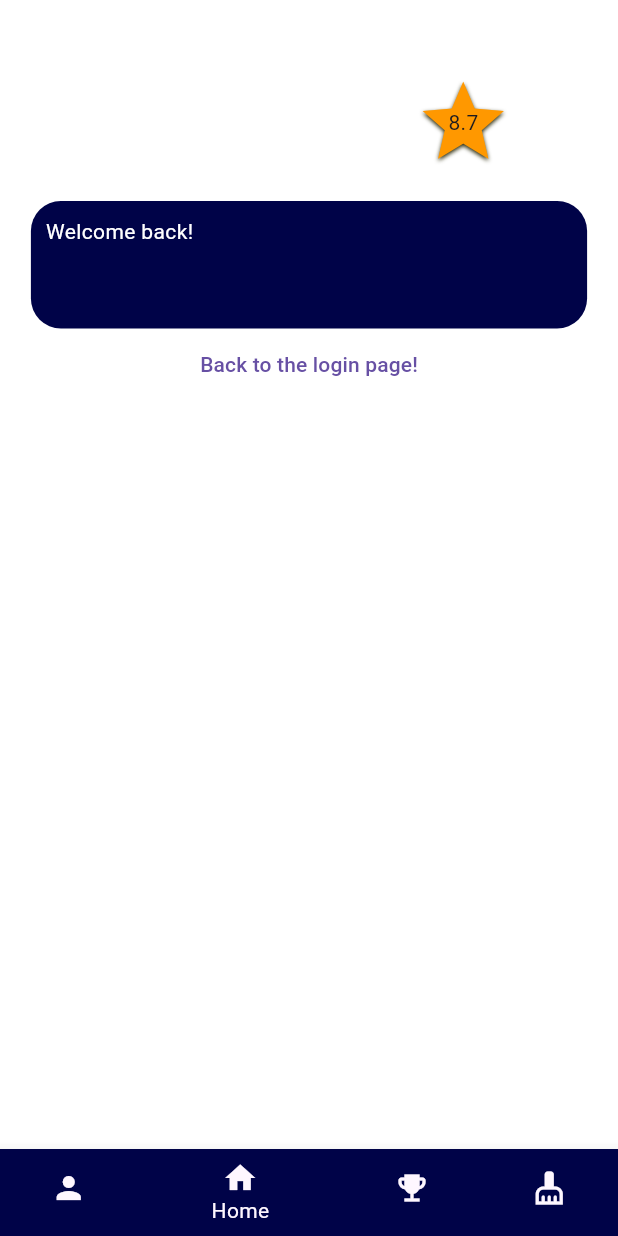
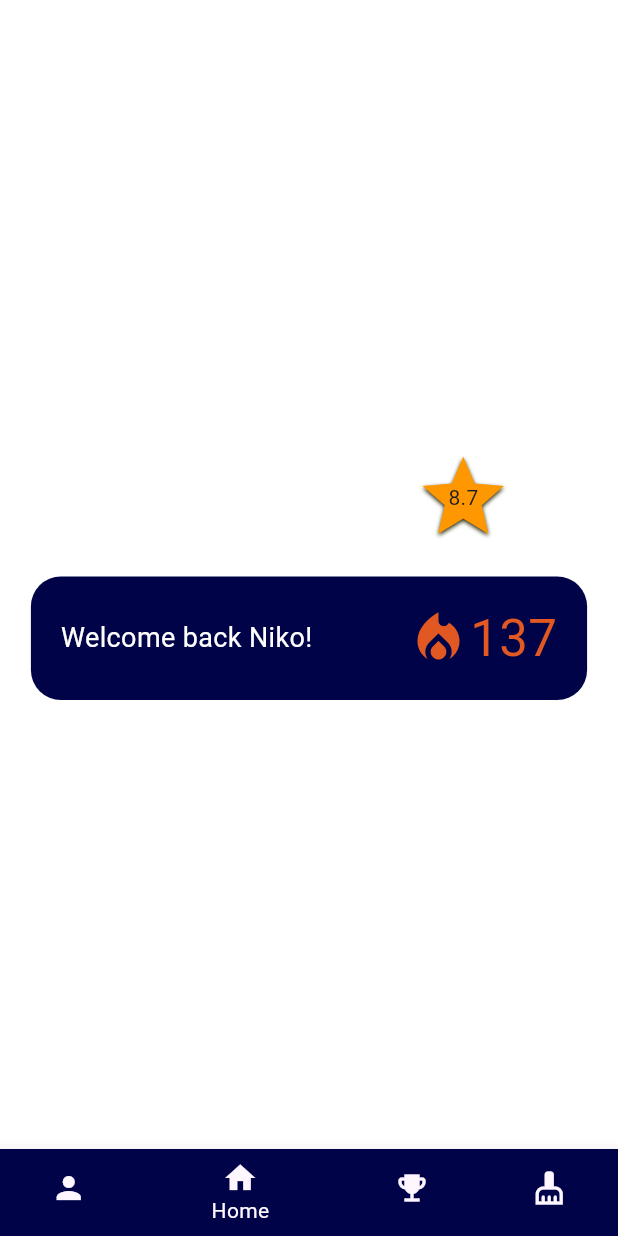
Before and after one commit to NikoItanen/FreshSwipe, a Flutter app: the screen it shows after launch, after a tap on "Log In", on a phone screen of 412 x 824 dp. Run offline on Flutter 3.47's test engine with Material 3 defaults, Android fonts, the phone set to English and light mode, and no system bars.

```diff
--- a/lib/login_page.dart
+++ b/lib/login_page.dart
@@ -15,16 +15,17 @@ class _LoginState extends State<LoginPage> {
 
   @override
   Widget build(BuildContext context) {
-    return MaterialApp(
-      // Title for the application
-      title: 'FreshSwipe',
-      home: Scaffold(
+    return Scaffold(
         backgroundColor: const Color.fromARGB(255, 255, 255, 255),
         body: SingleChildScrollView(
           child: Center(
             heightFactor: 1.5,
-          child: Column(mainAxisAlignment: MainAxisAlignment.center, children: [
-            const Image(image: AssetImage('assets/freshswipe-1.png'), width: 300, height: 300),
+            child:
+                Column(mainAxisAlignment: MainAxisAlignment.center, children: [
+              const Image(
+                  image: AssetImage('assets/freshswipe-1.png'),
+                  width: 300,
+                  height: 300),
               // Title text to the login page.
               const Text('FreshSwipe',
                   style: TextStyle(
@@ -52,7 +53,10 @@ class _LoginState extends State<LoginPage> {
                       decoration: InputDecoration(
                           hintText: 'Password',
                           suffixIcon: IconButton(
-                          icon: const Icon(Icons.remove_red_eye, color: Color.fromRGBO(0, 3, 72, 1),),
+                            icon: const Icon(
+                              Icons.remove_red_eye,
+                              color: Color.fromRGBO(0, 3, 72, 1),
+                            ),
                             onPressed: () {
                               setState(() {
                                 _obscureText = !_obscureText;
@@ -71,7 +75,8 @@ class _LoginState extends State<LoginPage> {
                 onPressed: () {
                   // TODO: Make the login logic here
                   String username = _usernameController.text;
-                User user = User(username: username, joiningDate: DateTime.now());
+                  User user =
+                      User(username: username, joiningDate: DateTime.now());
                   if (kDebugMode) {
                     print('User: ${user.getUsername} logged in successfully!');
                   }
@@ -82,7 +87,10 @@ class _LoginState extends State<LoginPage> {
               TextButton(
                 style: TextButton.styleFrom(
                     foregroundColor: const Color.fromARGB(255, 153, 163, 255)),
-              child: const Text('Create a new account!', style: TextStyle(fontSize: 12),),
+                child: const Text(
+                  'Create a new account!',
+                  style: TextStyle(fontSize: 12),
+                ),
                 onPressed: () {
                   // TODO: Make the login logic here
                   if (kDebugMode) {
@@ -92,8 +100,6 @@ class _LoginState extends State<LoginPage> {
               ),
             ]),
           ),
-        )
-      ),
-    );
+        ));
   }
 }
--- a/lib/main.dart
+++ b/lib/main.dart
@@ -15,9 +15,13 @@ class FreshSwipe extends StatelessWidget {
   @override
   Widget build(BuildContext context) {
     return MaterialApp(
+        // Title for the application
+        title: "FreshSwipe",
         debugShowCheckedModeBanner: false,
         theme: ThemeData(primaryColor: Colors.blue),
+        //Define the starting page.
         home: const LoginPage(),
+        //Specify all routes to the created pages.
         routes: {
           '/menupage': (context) => const MenuPage(),
           '/loginpage': (context) => const LoginPage(),
--- a/lib/menu_page.dart
+++ b/lib/menu_page.dart
@@ -33,56 +33,72 @@ class _MenuPage extends State<MenuPage> {
     }
   }
 
-
   @override
   Widget build(BuildContext context) {
-    return MaterialApp(
-        title: "FreshSwipe",
-        home: Scaffold(
+    return Scaffold(
       backgroundColor: const Color.fromARGB(255, 255, 255, 255),
       body: Center(
-            //Content over here:
+        //Add page's content here:
         child: SingleChildScrollView(
           child: FractionallySizedBox(
+              alignment: Alignment.topCenter,
               widthFactor: 0.9,
-                child: Padding(
-                  padding: const EdgeInsets.only(bottom: 450),
+              child: Align(
+                alignment: Alignment.topCenter,
                 child: Column(
                   mainAxisAlignment: MainAxisAlignment.start,
                   children: [
                     const TotalCleanlinessStar(),
                     const SizedBox(height: 20),
-                      Container(
+                    _buildWelcomeContainer(context)
+                  ],
+                ),
+              )),
+        ),
+      ),
+      //The navigation bar here:
+      bottomNavigationBar: CustomBottomNavigationBar(
+        onItemTapped: _onItemTapped,
+        selectedIndex: _selectedIndex,
+      ),
+    );
+  }
+}
+
+//Menu page's welcome container built here:
+//TODO: Link this to the user model to have streak and name display.
+Widget _buildWelcomeContainer(BuildContext context) {
+  double containerHeight = MediaQuery.of(context).size.height * 0.1;
+
+  return Container(
     width: double.infinity,
-                        height: 85,
+    height: containerHeight,
     decoration: BoxDecoration(
       color: const Color.fromRGBO(0, 3, 72, 1),
       borderRadius: BorderRadius.circular(20),
     ),
-                        child: const Padding(
-                          padding: EdgeInsets.all(10),
+    //The content inside the container here:
+    child: const Row(children: [
+      Align(
+        alignment: Alignment.centerLeft,
+        child: Padding(
+          padding: EdgeInsets.only(left: 20),
           child: Text(
-                            'Welcome back!',
-                            style: TextStyle(color: Colors.white),
+            'Welcome back Niko!',
+            style: TextStyle(color: Colors.white, fontSize: 18),
           ),
         ),
       ),
-                      TextButton(
-                        child: const Text('Back to the login page!'),
-                        onPressed: () {
-                          Navigator.pushNamed(context, '/loginpage');
-                        },
-                      ),
-                    ],
-                  ),
-                ),
-              ),
-            ),
-          ),
-          // Navigation bar implementation here:
-          bottomNavigationBar: CustomBottomNavigationBar(
-            onItemTapped: _onItemTapped,
-            selectedIndex: _selectedIndex,),
-        ));
+      Spacer(),
+      Icon(Icons.local_fire_department,
+          size: 42, color: Color.fromRGBO(226, 88, 34, 1)),
+      Padding(
+          padding: EdgeInsets.only(right: 20),
+          child: Text(
+            '137',
+            style:
+                TextStyle(color: Color.fromRGBO(226, 88, 34, 1), fontSize: 34),
+          ))
+    ]),
+  );
 }
-}
--- a/lib/widgets/global/cleanliness_star.dart
+++ b/lib/widgets/global/cleanliness_star.dart
@@ -1,4 +1,6 @@
 import 'package:flutter/material.dart';
+
+//This class takes responsibility for the functionality and appearance of the cleanliness star.
 
 class TotalCleanlinessStar extends StatelessWidget {
   final double cleanlinessRate = 8.7;
--- a/lib/widgets/global/navbar.dart
+++ b/lib/widgets/global/navbar.dart
@@ -1,4 +1,6 @@
 import 'package:flutter/material.dart';
+
+//This class takes responsibility for the functionality and appearance of the navigation bar at the bottom of the screen.
 
 class CustomBottomNavigationBar extends StatelessWidget {
   final int selectedIndex;
--- a/lib/widgets/roomwidgets/room_dialog.dart
+++ b/lib/widgets/roomwidgets/room_dialog.dart
@@ -1,5 +1,7 @@
 import 'package:flutter/material.dart';
 
+
+// This dialog takes responsibility for a new room, house, or apartment creation.
 class RoomDialog extends StatelessWidget {
   final VoidCallback onAddRoom;
 
@@ -38,6 +40,8 @@ class RoomDialog extends StatelessWidget {
                               TextButton(
                                 child: const Text('Add Room'),
                                 onPressed: () {
+                                  onAddRoom();
+                                  Navigator.pop(context);
                               })
                             ],
                           ))));
--- a/lib/widgets/roomwidgets/room_scroll_view.dart
+++ b/lib/widgets/roomwidgets/room_scroll_view.dart
@@ -1,5 +1,7 @@
 import 'package:flutter/foundation.dart';
 import 'package:flutter/material.dart';
+
+//This class takes responsibility for the room listing.
 
 class RoomScrollView extends StatefulWidget {
   final List<int> top;
```
Also changed, not shown: lib/rewards_page.dart (+17 -8 lines), lib/room_page.dart (+8 -6 lines), lib/user_page.dart (+62 -62 lines), lib/widgets/rewardwidgets/reward_scroll_view.dart (+23 -8 lines), 1 other file. Lines whose indentation alone changed are shown as unchanged.
